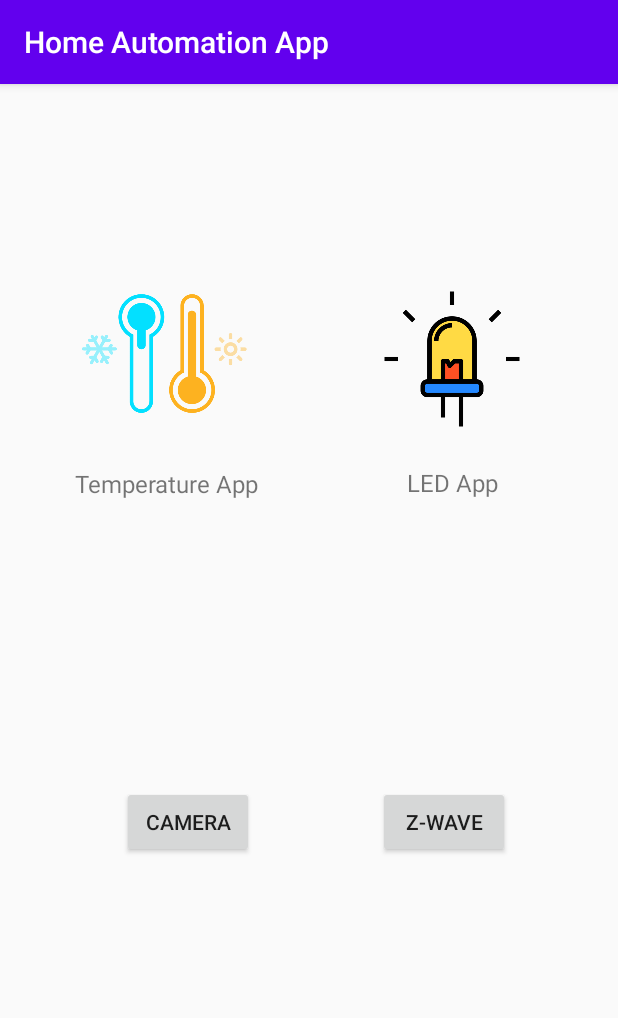
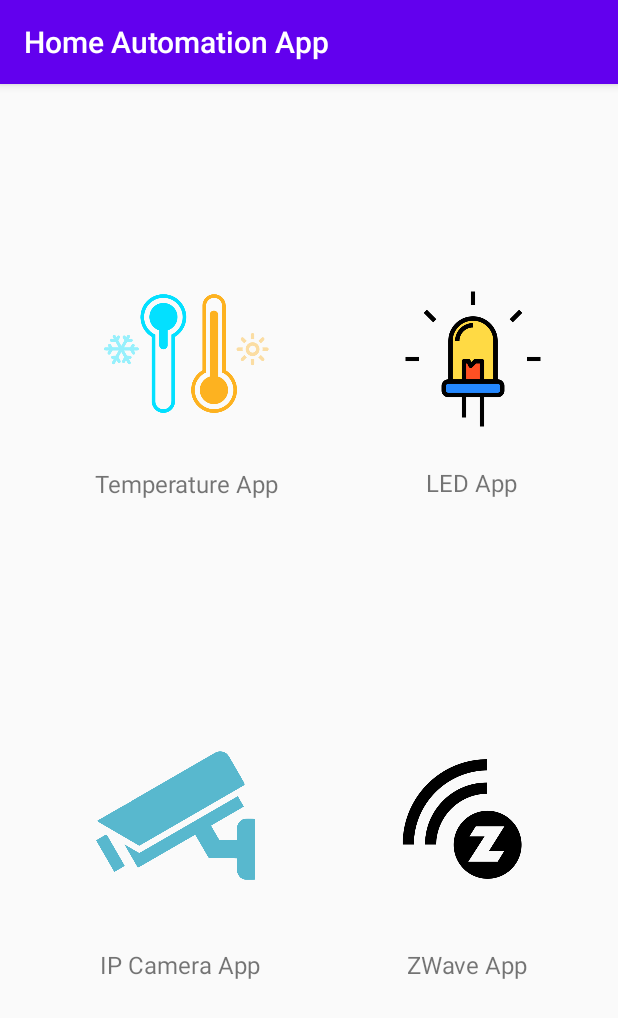
Before and after one commit to corneavlad98/HomeAutomationApp, an Android app: the screen it shows after launch (MainActivity), on a phone screen of 412 x 824 dp. Shown: the top 1018 px of the screen. Run offline under Robolectric (Android 15) with nearby library versions, the light colour scheme and no system bars; our stand-ins replace Firebase (no records; nobody signed in at launch, a user with empty details on screens opened directly).

Commit message:
Finished camera and Zwave apps; Now they don't use official apps from the store :).

```diff
--- a/Android App/app/src/main/java/com/example/androidapp/MainActivity.kt
+++ b/Android App/app/src/main/java/com/example/androidapp/MainActivity.kt
@@ -1,6 +1,7 @@
 package com.example.androidapp
 
 import android.content.Intent
+import android.media.Image
 import androidx.appcompat.app.AppCompatActivity
 import android.os.Bundle
 import android.widget.Button
@@ -27,28 +28,31 @@
             val intent = Intent(this, LEDActivity::class.java).apply {}
             startActivity(intent)
         }
+
         //Camera App start
-        val openCameraButton = findViewById<Button>(R.id.startCameraButton);
+        val openCameraButton = findViewById<ImageButton>(R.id.startIpCameraButton);
         openCameraButton.setOnClickListener(){
 
-            val intent = packageManager.getLaunchIntentForPackage("com.owlr.controller.dlink")
+            //val intent = packageManager.getLaunchIntentForPackage("com.owlr.controller.dlink")
+            val intent = Intent(this, CameraActivity::class.java).apply {}
+
             if (intent != null) {
                 startActivity(intent)
             }
             else {
-                Toast.makeText(this, "There is no package available in android", Toast.LENGTH_LONG).show();
+                Toast.makeText(this, "Error at opening camera activity!", Toast.LENGTH_LONG).show();
             }
         }
-        //ZWave App start
-        val openZWaveButton = findViewById<Button>(R.id.startZWaveApp);
+        //ZWave Website start
+        val openZWaveButton = findViewById<ImageButton>(R.id.startZWaveButton);
         openZWaveButton.setOnClickListener(){
 
-            val intent = packageManager.getLaunchIntentForPackage("de.pathec.hubapp")
+            val intent = Intent(this, ZWaveActivity::class.java).apply {}
             if (intent != null) {
                 startActivity(intent)
             }
             else {
-                Toast.makeText(this, "There is no package available in android", Toast.LENGTH_LONG).show();
+                Toast.makeText(this, "Error at opening ZWave activity!", Toast.LENGTH_LONG).show();
             }
         }
     }
--- a/Android App/app/src/main/res/layout/activity_main.xml
+++ b/Android App/app/src/main/res/layout/activity_main.xml
@@ -15,7 +15,7 @@
         android:scaleType="centerInside"
         app:layout_constraintBottom_toBottomOf="parent"
         app:layout_constraintEnd_toEndOf="parent"
-        app:layout_constraintHorizontal_bias="0.836"
+        app:layout_constraintHorizontal_bias="0.886"
         app:layout_constraintStart_toStartOf="parent"
         app:layout_constraintTop_toTopOf="parent"
         app:layout_constraintVertical_bias="0.201"
@@ -30,64 +30,105 @@
         android:scaleType="centerInside"
         app:layout_constraintBottom_toBottomOf="parent"
         app:layout_constraintEnd_toEndOf="parent"
-        app:layout_constraintHorizontal_bias="0.179"
+        app:layout_constraintHorizontal_bias="0.227"
         app:layout_constraintStart_toStartOf="parent"
         app:layout_constraintTop_toTopOf="parent"
         app:layout_constraintVertical_bias="0.199"
         app:srcCompat="@drawable/temperature_icon" />
 
+    <ImageButton
+        android:id="@+id/startIpCameraButton"
+        android:layout_width="109dp"
+        android:layout_height="86dp"
+        android:adjustViewBounds="true"
+        android:background="?android:selectableItemBackground"
+        android:scaleType="centerInside"
+        app:layout_constraintBottom_toBottomOf="parent"
+        app:layout_constraintEnd_toEndOf="parent"
+        app:layout_constraintHorizontal_bias="0.208"
+        app:layout_constraintStart_toStartOf="parent"
+        app:layout_constraintTop_toTopOf="parent"
+        app:layout_constraintVertical_bias="0.652"
+        app:srcCompat="@drawable/cameraicon" />
+
+    <ImageButton
+        android:id="@+id/startZWaveButton"
+        android:layout_width="116dp"
+        android:layout_height="88dp"
+        android:layout_marginTop="4dp"
+        android:adjustViewBounds="true"
+        android:background="?android:selectableItemBackground"
+        android:scaleType="centerInside"
+        app:layout_constraintBottom_toBottomOf="parent"
+        app:layout_constraintEnd_toEndOf="parent"
+        app:layout_constraintHorizontal_bias="0.844"
+        app:layout_constraintStart_toStartOf="parent"
+        app:layout_constraintTop_toTopOf="parent"
+        app:layout_constraintVertical_bias="0.654"
+        app:srcCompat="@drawable/zwavelogo" />
+
     <TextView
         android:id="@+id/temperatureIconTextView"
         android:layout_width="wrap_content"
         android:layout_height="22dp"
+        android:layout_marginStart="4dp"
+        android:layout_marginLeft="4dp"
         android:layout_marginBottom="100dp"
         android:text="Temperature App"
         android:textSize="16sp"
         app:layout_constraintBottom_toBottomOf="parent"
         app:layout_constraintEnd_toEndOf="parent"
-        app:layout_constraintHorizontal_bias="0.172"
+        app:layout_constraintHorizontal_bias="0.208"
         app:layout_constraintStart_toStartOf="parent"
         app:layout_constraintTop_toBottomOf="@+id/startTemperatureButton"
         app:layout_constraintVertical_bias="0.076" />
 
     <TextView
+        android:id="@+id/cameraIconTextView"
+        android:layout_width="wrap_content"
+        android:layout_height="22dp"
+        android:layout_marginStart="4dp"
+        android:layout_marginLeft="4dp"
+        android:layout_marginBottom="100dp"
+        android:text="IP Camera App"
+        android:textSize="16sp"
+        app:layout_constraintBottom_toBottomOf="parent"
+        app:layout_constraintEnd_toEndOf="parent"
+        app:layout_constraintHorizontal_bias="0.209"
+        app:layout_constraintStart_toStartOf="parent"
+        app:layout_constraintTop_toBottomOf="@+id/startTemperatureButton"
+        app:layout_constraintVertical_bias="0.834" />
+
+    <TextView
+        android:id="@+id/zWaveIconTextView"
+        android:layout_width="wrap_content"
+        android:layout_height="22dp"
+        android:layout_marginStart="4dp"
+        android:layout_marginLeft="4dp"
+        android:layout_marginBottom="100dp"
+        android:text="ZWave App"
+        android:textSize="16sp"
+        app:layout_constraintBottom_toBottomOf="parent"
+        app:layout_constraintEnd_toEndOf="parent"
+        app:layout_constraintHorizontal_bias="0.816"
+        app:layout_constraintStart_toStartOf="parent"
+        app:layout_constraintTop_toBottomOf="@+id/startTemperatureButton"
+        app:layout_constraintVertical_bias="0.834" />
+
+    <TextView
         android:id="@+id/ledIconTextView"
         android:layout_width="wrap_content"
         android:layout_height="22dp"
-        android:layout_marginEnd="2dp"
-        android:layout_marginRight="2dp"
+        android:layout_marginEnd="10dp"
+        android:layout_marginRight="10dp"
         android:layout_marginBottom="100dp"
         android:text="LED App"
         android:textSize="16sp"
         app:layout_constraintBottom_toBottomOf="parent"
         app:layout_constraintEnd_toEndOf="parent"
-        app:layout_constraintHorizontal_bias="0.777"
+        app:layout_constraintHorizontal_bias="0.833"
         app:layout_constraintStart_toStartOf="parent"
         app:layout_constraintTop_toBottomOf="@+id/startLEDButton"
         app:layout_constraintVertical_bias="0.057" />
 
-    <Button
-        android:id="@+id/startCameraButton"
-        android:layout_width="wrap_content"
-        android:layout_height="wrap_content"
-        android:text="Camera"
-        app:layout_constraintBottom_toBottomOf="parent"
-        app:layout_constraintEnd_toEndOf="parent"
-        app:layout_constraintHorizontal_bias="0.25"
-        app:layout_constraintStart_toStartOf="parent"
-        app:layout_constraintTop_toBottomOf="@+id/temperatureIconTextView"
-        app:layout_constraintVertical_bias="0.43" />
-
-    <Button
-        android:id="@+id/startZWaveApp"
-        android:layout_width="wrap_content"
-        android:layout_height="wrap_content"
-        android:text="Z-Wave"
-        app:layout_constraintBottom_toBottomOf="parent"
-        app:layout_constraintEnd_toEndOf="parent"
-        app:layout_constraintHorizontal_bias="0.777"
-        app:layout_constraintStart_toStartOf="parent"
-        app:layout_constraintTop_toBottomOf="@+id/temperatureIconTextView"
-        app:layout_constraintVertical_bias="0.43" />
-
 </androidx.constraintlayout.widget.ConstraintLayout>
```
Also changed, not shown: Android App/app/src/main/AndroidManifest.xml (+8 -1 lines), Android App/app/src/main/java/com/example/androidapp/CameraActivity.kt (+51 -21 lines), Android App/app/src/main/java/com/example/androidapp/CameraSettingsActivity.kt (added, +75 -0 lines), Android App/app/src/main/java/com/example/androidapp/ZWaveActivity.kt (added, +43 -0 lines), Android App/app/src/main/res/layout/activity_camera.xml (+55 -28 lines), Android App/app/src/main/res/layout/activity_camera_settings.xml (added, +110 -0 lines), Android App/app/src/main/res/layout/activity_zwave.xml (added, +20 -0 lines), Android App/app/src/main/res/xml/network_security_config.xml (added, +8 -0 lines), Android App/app/src/main/res/drawable-v24/cameraicon.png (added), Android App/app/src/main/res/drawable-v24/gear.png (added), Android App/app/src/main/res/drawable-v24/zwavelogo.png (added).
